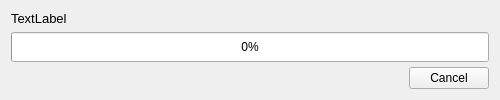
This is kde4/package-manager/manager/ui/pminstaller.ui in pars-linux/uludag as Qt 5 draws it before an edit. The edited form follows.
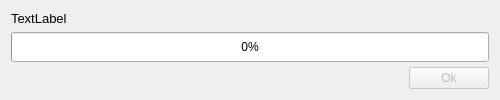
This is the edited form.

Commit message:
Cancelling should not be an option while installing a package.. pm also disables cancel after downloading all the packages finishes.
Make the button a disabled "Ok" button and when the operation finishes make it enabled.

The edit to the form file:
```diff
--- a/kde4/package-manager/manager/ui/pminstaller.ui
+++ b/kde4/package-manager/manager/ui/pminstaller.ui
@@ -79,13 +79,13 @@
    <item row="2" column="1">
     <widget class="QPushButton" name="actionButton">
      <property name="enabled">
-      <bool>true</bool>
+      <bool>false</bool>
      </property>
      <property name="styleSheet">
       <string/>
      </property>
      <property name="text">
-      <string>Cancel</string>
+      <string>Ok</string>
      </property>
     </widget>
    </item>
```
The commit also changes 1 other file.
